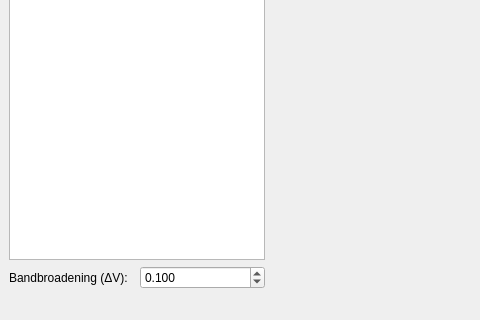
The window that GUI_STSviewer.ui (scholi/pyOmicron) describes before a commit, drawn with Qt 5; both pictures show x 0 to 480 and y 393 to 713 of the 1385 by 713 pixel window.
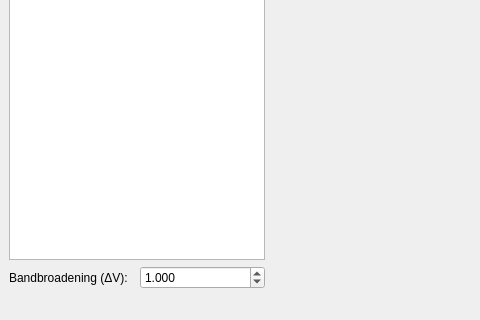
The same window after the commit. Custom widgets are drawn as their Qt base class.

Commit message: Set default DV=1V, add 2sigma in stat plots

Patch:
```diff
--- a/GUI_STSviewer.ui
+++ b/GUI_STSviewer.ui
@@ -113,7 +113,7 @@
            <double>0.100000000000000</double>
           </property>
           <property name="value">
-           <double>0.100000000000000</double>
+           <double>1.000000000000000</double>
           </property>
          </widget>
         </item>
```
The commit also changes 1 other file.
